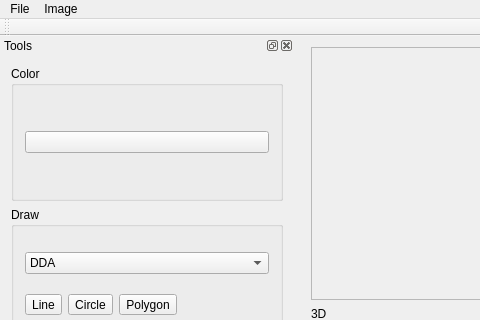
DuchonovaEma/Grafika, file ImageViewer.ui: the form before one commit; both pictures show x 0 to 480 and y 0 to 320 of the 928 by 675 pixel window.
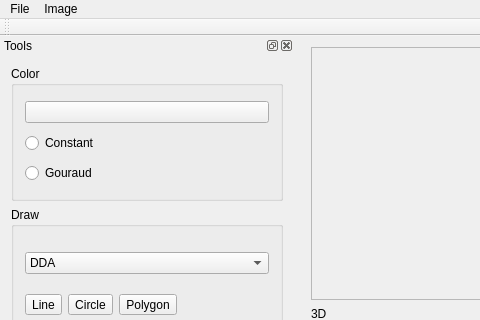
The form after the commit.

The edit to the form file:
```diff
--- a/ImageViewer.ui
+++ b/ImageViewer.ui
@@ -507,6 +507,20 @@
           </property>
          </widget>
         </item>
+        <item>
+         <widget class="QRadioButton" name="rbConstant">
+          <property name="text">
+           <string>Constant</string>
+          </property>
+         </widget>
+        </item>
+        <item>
+         <widget class="QRadioButton" name="rbGouraud">
+          <property name="text">
+           <string>Gouraud</string>
+          </property>
+         </widget>
+        </item>
        </layout>
       </widget>
      </item>
```
